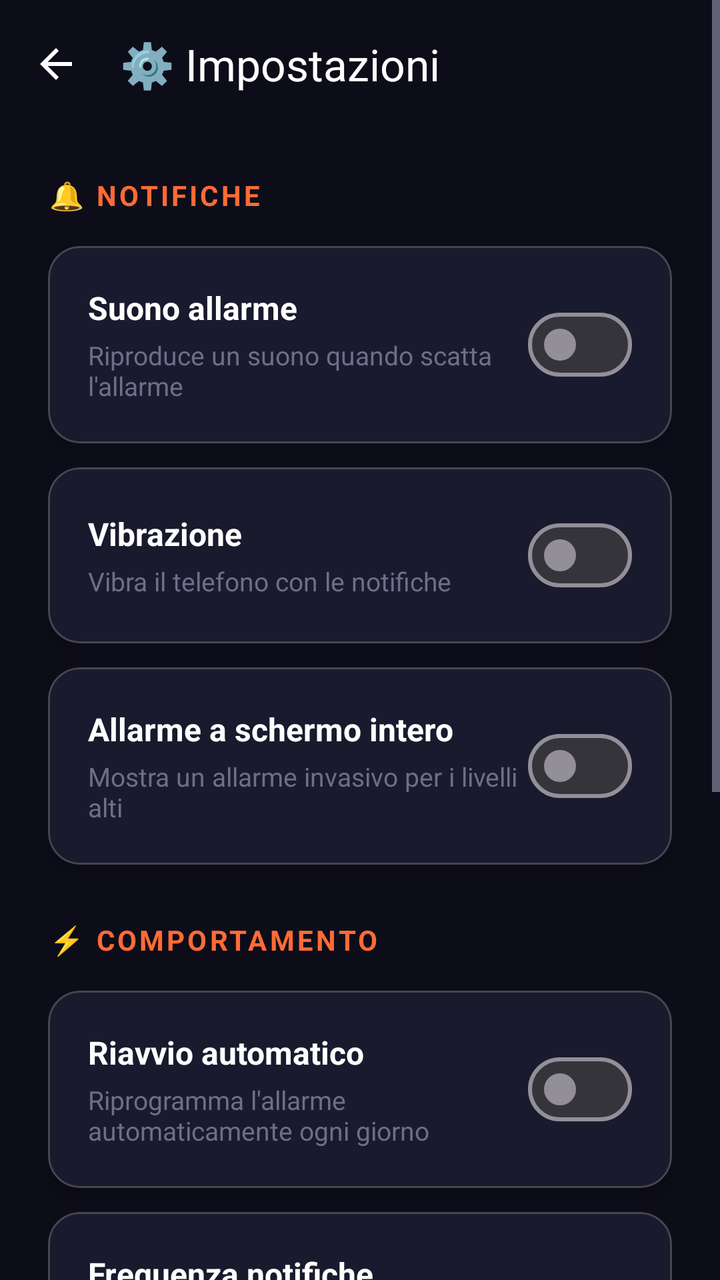
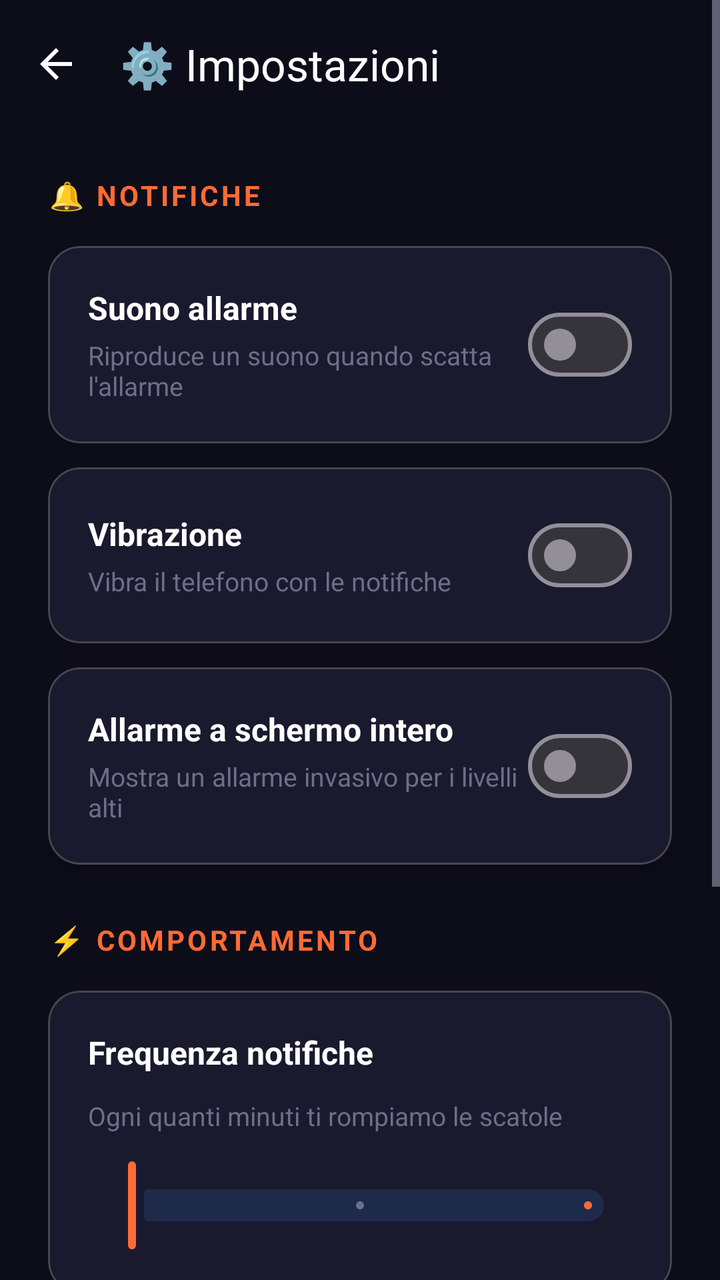

Before-and-after screenshots of an Android layout around one commit, followed by the original layout XML and the change that was made.
<!-- AndroidManifest.xml: activity theme Theme.Stacca -->
<!-- res/layout/activity_settings.xml -->
<?xml version="1.0" encoding="utf-8"?>
<ScrollView xmlns:android="http://schemas.android.com/apk/res/android"
    xmlns:app="http://schemas.android.com/apk/res-auto"
    android:layout_width="match_parent"
    android:layout_height="match_parent"
    android:background="@color/background_dark"
    android:fillViewport="true">

    <LinearLayout
        android:layout_width="match_parent"
        android:layout_height="wrap_content"
        android:orientation="vertical">

        
        <com.google.android.material.appbar.MaterialToolbar
            android:id="@+id/toolbar"
            android:layout_width="match_parent"
            android:layout_height="?attr/actionBarSize"
            android:background="@color/background_dark"
            app:navigationIcon="@drawable/ic_arrow_back"
            app:navigationIconTint="@color/text_primary"
            app:title="@string/settings"
            app:titleTextColor="@color/text_primary" />

        <LinearLayout
            android:layout_width="match_parent"
            android:layout_height="wrap_content"
            android:orientation="vertical"
            android:padding="24dp">


            
            <TextView
                android:layout_width="wrap_content"
                android:layout_height="wrap_content"
                android:text="@string/settings_section_notifications"
                android:textSize="14sp"
                android:textColor="@color/primary"
                android:textStyle="bold"
                android:textAllCaps="true"
                android:letterSpacing="0.1"
                android:layout_marginBottom="16dp" />

            
            <com.google.android.material.card.MaterialCardView
                android:layout_width="match_parent"
                android:layout_height="wrap_content"
                app:cardBackgroundColor="@color/background_card"
                app:cardCornerRadius="16dp"
                app:cardElevation="4dp"
                android:layout_marginBottom="12dp">

                <LinearLayout
                    android:layout_width="match_parent"
                    android:layout_height="wrap_content"
                    android:orientation="horizontal"
                    android:padding="20dp"
                    android:gravity="center_vertical">

                    <LinearLayout
                        android:layout_width="0dp"
                        android:layout_height="wrap_content"
                        android:layout_weight="1"
                        android:orientation="vertical">

                        <TextView
                            android:layout_width="wrap_content"
                            android:layout_height="wrap_content"
                            android:text="@string/settings_sound"
                            android:textSize="16sp"
                            android:textColor="@color/text_primary"
                            android:textStyle="bold" />

                        <TextView
                            android:layout_width="wrap_content"
                            android:layout_height="wrap_content"
                            android:text="@string/settings_sound_desc"
                            android:textSize="13sp"
                            android:textColor="@color/text_hint"
                            android:layout_marginTop="4dp" />
                    </LinearLayout>

                    <com.google.android.material.materialswitch.MaterialSwitch
                        android:id="@+id/switchSound"
                        android:layout_width="wrap_content"
                        android:layout_height="wrap_content" />
                </LinearLayout>
            </com.google.android.material.card.MaterialCardView>

            
            <com.google.android.material.card.MaterialCardView
                android:layout_width="match_parent"
                android:layout_height="wrap_content"
                app:cardBackgroundColor="@color/background_card"
                app:cardCornerRadius="16dp"
                app:cardElevation="4dp"
                android:layout_marginBottom="12dp">

                <LinearLayout
                    android:layout_width="match_parent"
                    android:layout_height="wrap_content"
                    android:orientation="horizontal"
                    android:padding="20dp"
                    android:gravity="center_vertical">

                    <LinearLayout
                        android:layout_width="0dp"
                        android:layout_height="wrap_content"
                        android:layout_weight="1"
                        android:orientation="vertical">

                        <TextView
                            android:layout_width="wrap_content"
                            android:layout_height="wrap_content"
                            android:text="@string/settings_vibration"
                            android:textSize="16sp"
                            android:textColor="@color/text_primary"
                            android:textStyle="bold" />

                        <TextView
                            android:layout_width="wrap_content"
                            android:layout_height="wrap_content"
                            android:text="@string/settings_vibration_desc"
                            android:textSize="13sp"
                            android:textColor="@color/text_hint"
                            android:layout_marginTop="4dp" />
                    </LinearLayout>

                    <com.google.android.material.materialswitch.MaterialSwitch
                        android:id="@+id/switchVibration"
                        android:layout_width="wrap_content"
                        android:layout_height="wrap_content" />
                </LinearLayout>
            </com.google.android.material.card.MaterialCardView>

            
            <com.google.android.material.card.MaterialCardView
                android:layout_width="match_parent"
                android:layout_height="wrap_content"
                app:cardBackgroundColor="@color/background_card"
                app:cardCornerRadius="16dp"
                app:cardElevation="4dp"
                android:layout_marginBottom="12dp">

                <LinearLayout
                    android:layout_width="match_parent"
                    android:layout_height="wrap_content"
                    android:orientation="horizontal"
                    android:padding="20dp"
                    android:gravity="center_vertical">

                    <LinearLayout
                        android:layout_width="0dp"
                        android:layout_height="wrap_content"
                        android:layout_weight="1"
                        android:orientation="vertical">

                        <TextView
                            android:layout_width="wrap_content"
                            android:layout_height="wrap_content"
                            android:text="@string/settings_fullscreen"
                            android:textSize="16sp"
                            android:textColor="@color/text_primary"
                            android:textStyle="bold" />

                        <TextView
                            android:layout_width="wrap_content"
                            android:layout_height="wrap_content"
                            android:text="@string/settings_fullscreen_desc"
                            android:textSize="13sp"
                            android:textColor="@color/text_hint"
                            android:layout_marginTop="4dp" />
                    </LinearLayout>

                    <com.google.android.material.materialswitch.MaterialSwitch
                        android:id="@+id/switchFullScreen"
                        android:layout_width="wrap_content"
                        android:layout_height="wrap_content" />
                </LinearLayout>
            </com.google.android.material.card.MaterialCardView>

            
            <TextView
                android:layout_width="wrap_content"
                android:layout_height="wrap_content"
                android:text="@string/settings_section_behavior"
                android:textSize="14sp"
                android:textColor="@color/primary"
                android:textStyle="bold"
                android:textAllCaps="true"
                android:letterSpacing="0.1"
                android:layout_marginTop="16dp"
                android:layout_marginBottom="16dp" />

            
            <com.google.android.material.card.MaterialCardView
                android:layout_width="match_parent"
                android:layout_height="wrap_content"
                app:cardBackgroundColor="@color/background_card"
                app:cardCornerRadius="16dp"
                app:cardElevation="4dp"
                android:layout_marginBottom="12dp">

                <LinearLayout
                    android:layout_width="match_parent"
                    android:layout_height="wrap_content"
                    android:orientation="horizontal"
                    android:padding="20dp"
                    android:gravity="center_vertical">

                    <LinearLayout
                        android:layout_width="0dp"
                        android:layout_height="wrap_content"
                        android:layout_weight="1"
                        android:orientation="vertical">

                        <TextView
                            android:layout_width="wrap_content"
                            android:layout_height="wrap_content"
                            android:text="@string/settings_auto_restart"
                            android:textSize="16sp"
                            android:textColor="@color/text_primary"
                            android:textStyle="bold" />

                        <TextView
                            android:layout_width="wrap_content"
                            android:layout_height="wrap_content"
                            android:text="@string/settings_auto_restart_desc"
                            android:textSize="13sp"
                            android:textColor="@color/text_hint"
                            android:layout_marginTop="4dp" />
                    </LinearLayout>

                    <com.google.android.material.materialswitch.MaterialSwitch
                        android:id="@+id/switchAutoRestart"
                        android:layout_width="wrap_content"
                        android:layout_height="wrap_content" />
                </LinearLayout>
            </com.google.android.material.card.MaterialCardView>

            
            <com.google.android.material.card.MaterialCardView
                android:layout_width="match_parent"
                android:layout_height="wrap_content"
                app:cardBackgroundColor="@color/background_card"
                app:cardCornerRadius="16dp"
                app:cardElevation="4dp"
                android:layout_marginBottom="12dp">

                <LinearLayout
                    android:layout_width="match_parent"
                    android:layout_height="wrap_content"
                    android:orientation="vertical"
                    android:padding="20dp">

                    <LinearLayout
                        android:layout_width="match_parent"
                        android:layout_height="wrap_content"
                        android:orientation="horizontal"
                        android:gravity="center_vertical"
                        android:layout_marginBottom="12dp">

                        <TextView
                            android:layout_width="0dp"
                            android:layout_height="wrap_content"
                            android:layout_weight="1"
                            android:text="@string/settings_escalation_speed"
                            android:textSize="16sp"
                            android:textColor="@color/text_primary"
                            android:textStyle="bold" />

                        <TextView
                            android:id="@+id/tvSpeedLabel"
                            android:layout_width="wrap_content"
                            android:layout_height="wrap_content"
                            android:textSize="14sp"
                            android:textColor="@color/tertiary"
                            android:textStyle="bold" />
                    </LinearLayout>

                    <TextView
                        android:layout_width="wrap_content"
                        android:layout_height="wrap_content"
                        android:text="@string/settings_escalation_speed_desc"
                        android:textSize="13sp"
                        android:textColor="@color/text_hint"
                        android:layout_marginBottom="12dp" />

                    <com.google.android.material.slider.Slider
                        android:id="@+id/sliderEscalation"
                        android:layout_width="match_parent"
                        android:layout_height="wrap_content"
                        android:valueFrom="0"
                        android:valueTo="2"
                        android:stepSize="1"
                        app:trackColorActive="@color/primary"
                        app:trackColorInactive="@color/surface_variant"
                        app:thumbColor="@color/primary"
                        app:tickColorActive="@color/primary_light"
                        app:tickColorInactive="@color/text_hint" />
                </LinearLayout>
            </com.google.android.material.card.MaterialCardView>




            
            <TextView
                android:layout_width="wrap_content"
                android:layout_height="wrap_content"
                android:text="@string/settings_section_account"
                android:textSize="14sp"
                android:textColor="@color/premium_gold"
                android:textStyle="bold"
                android:textAllCaps="true"
                android:letterSpacing="0.1"
                android:layout_marginTop="16dp"
                android:layout_marginBottom="16dp" />

            
            <com.google.android.material.card.MaterialCardView
                android:layout_width="match_parent"
                android:layout_height="wrap_content"
                app:cardBackgroundColor="@color/background_card"
                app:cardCornerRadius="16dp"
                app:cardElevation="4dp"
                android:layout_marginBottom="12dp">

                <LinearLayout
                    android:layout_width="match_parent"
                    android:layout_height="wrap_content"
                    android:orientation="vertical"
                    android:padding="20dp">

                    <TextView
                        android:id="@+id/tvAccountStatus"
                        android:layout_width="match_parent"
                        android:layout_height="wrap_content"
                        android:textSize="15sp"
                        android:textColor="@color/text_secondary"
                        android:layout_marginBottom="12dp" />

                    <com.google.android.material.button.MaterialButton
                        android:id="@+id/btnAccountAction"
                        android:layout_width="match_parent"
                        android:layout_height="wrap_content"
                        style="@style/Widget.Stacca.Button.Secondary"
                        android:strokeColor="@color/text_hint"
                        android:textColor="@color/text_secondary" />
                </LinearLayout>
            </com.google.android.material.card.MaterialCardView>

            
            <TextView
                android:layout_width="match_parent"
                android:layout_height="wrap_content"
                android:id="@+id/tvVersion"
                android:text="@string/settings_version"
                android:textSize="13sp"
                android:textColor="@color/text_hint"
                android:gravity="center"
                android:layout_marginTop="24dp"
                android:layout_marginBottom="16dp" />

        </LinearLayout>
    </LinearLayout>
</ScrollView>
<!-- resources referenced by this layout -->
<resources>
  <color name="background_card">#1A1A2E</color>
  <color name="background_dark">#0D0D1A</color>
  <color name="premium_gold">#FFD700</color>
  <color name="primary">#FF6B35</color>
  <color name="primary_light">#FF8A5C</color>
  <color name="surface_variant">#1E2A4A</color>
  <color name="tertiary">#00C9A7</color>
  <color name="text_hint">#6E6E8A</color>
  <color name="text_primary">#FFFFFF</color>
  <color name="text_secondary">#B0B0CC</color>
  <!-- drawable ic_arrow_back (drawable) -->
  <?xml version="1.0" encoding="utf-8"?>
  <vector xmlns:android="http://schemas.android.com/apk/res/android"
      android:width="24dp"
      android:height="24dp"
      android:viewportWidth="24"
      android:viewportHeight="24"
      android:tint="?attr/colorControlNormal">
      <path
          android:fillColor="@android:color/white"
          android:pathData="M20,11H7.83l5.59,-5.59L12,4l-8,8 8,8 1.41,-1.41L7.83,13H20v-2z" />
  </vector>
  <string name="settings">⚙️ Impostazioni</string>
  <string name="settings_auto_restart">Riavvio automatico</string>
  <string name="settings_auto_restart_desc">Riprogramma l\'allarme automaticamente ogni giorno</string>
  <string name="settings_escalation_speed">Frequenza notifiche</string>
  <string name="settings_escalation_speed_desc">Ogni quanti minuti ti rompiamo le scatole</string>
  <string name="settings_fullscreen">Allarme a schermo intero</string>
  <string name="settings_fullscreen_desc">Mostra un allarme invasivo per i livelli alti</string>
  <string name="settings_section_account">👤 Account</string>
  <string name="settings_section_behavior">⚡ Comportamento</string>
  <string name="settings_section_notifications">🔔 Notifiche</string>
  <string name="settings_sound">Suono allarme</string>
  <string name="settings_sound_desc">Riproduce un suono quando scatta l\'allarme</string>
  <string name="settings_version">Stacca! v%1$s — Fatto con ❤️ e cattiveria</string>
  <string name="settings_vibration">Vibrazione</string>
  <string name="settings_vibration_desc">Vibra il telefono con le notifiche</string>
  <style name="Widget.Stacca.Button.Secondary" parent="Widget.Material3.Button.OutlinedButton">
          <item name="android:textSize">16sp</item>
          <item name="cornerRadius">16dp</item>
          <item name="strokeColor">@color/primary</item>
          <item name="android:textColor">@color/primary</item>
      </style>
  <style name="Theme.Stacca" parent="Theme.Material3.Dark.NoActionBar">
          <item name="colorPrimary">@color/primary</item>
          <item name="colorPrimaryDark">@color/primary_dark</item>
          <item name="colorOnPrimary">@color/on_primary</item>
          <item name="colorSecondary">@color/secondary</item>
          <item name="colorOnSecondary">@color/on_secondary</item>
          <item name="colorTertiary">@color/tertiary</item>
          <item name="colorOnTertiary">@color/on_tertiary</item>
          <item name="android:colorBackground">@color/background_dark</item>
          <item name="colorSurface">@color/surface</item>
          <item name="colorSurfaceVariant">@color/surface_variant</item>
          <item name="android:textColorPrimary">@color/text_primary</item>
          <item name="android:textColorSecondary">@color/text_secondary</item>
          <item name="android:textColorHint">@color/text_hint</item>
          <item name="android:statusBarColor">@color/background_dark</item>
          <item name="android:navigationBarColor">@color/background_dark</item>
          <item name="android:windowBackground">@color/background_dark</item>
      </style>
  <color name="primary_dark">#E55A2B</color>
  <color name="on_primary">#FFFFFF</color>
  <color name="secondary">#7B2FF7</color>
  <color name="on_secondary">#FFFFFF</color>
  <color name="on_tertiary">#FFFFFF</color>
  <color name="surface">#16213E</color>
</resources>

<!-- the commit's change to res/layout/activity_settings.xml (unified diff, before → after) -->
@@ -204,52 +204,6 @@
                 <LinearLayout
                     android:layout_width="match_parent"
                     android:layout_height="wrap_content"
-                    android:orientation="horizontal"
-                    android:padding="20dp"
-                    android:gravity="center_vertical">
-
-                    <LinearLayout
-                        android:layout_width="0dp"
-                        android:layout_height="wrap_content"
-                        android:layout_weight="1"
-                        android:orientation="vertical">
-
-                        <TextView
-                            android:layout_width="wrap_content"
-                            android:layout_height="wrap_content"
-                            android:text="@string/settings_auto_restart"
-                            android:textSize="16sp"
-                            android:textColor="@color/text_primary"
-                            android:textStyle="bold" />
-
-                        <TextView
-                            android:layout_width="wrap_content"
-                            android:layout_height="wrap_content"
-                            android:text="@string/settings_auto_restart_desc"
-                            android:textSize="13sp"
-                            android:textColor="@color/text_hint"
-                            android:layout_marginTop="4dp" />
-                    </LinearLayout>
-
-                    <com.google.android.material.materialswitch.MaterialSwitch
-                        android:id="@+id/switchAutoRestart"
-                        android:layout_width="wrap_content"
-                        android:layout_height="wrap_content" />
-                </LinearLayout>
-            </com.google.android.material.card.MaterialCardView>
-
-            
-            <com.google.android.material.card.MaterialCardView
-                android:layout_width="match_parent"
-                android:layout_height="wrap_content"
-                app:cardBackgroundColor="@color/background_card"
-                app:cardCornerRadius="16dp"
-                app:cardElevation="4dp"
-                android:layout_marginBottom="12dp">
-
-                <LinearLayout
-                    android:layout_width="match_parent"
-                    android:layout_height="wrap_content"
                     android:orientation="vertical"
                     android:padding="20dp">
 
<!-- resource entries referenced after the edit -->
@@ -23,8 +23,6 @@
           android:pathData="M20,11H7.83l5.59,-5.59L12,4l-8,8 8,8 1.41,-1.41L7.83,13H20v-2z" />
   </vector>
   <string name="settings">⚙️ Impostazioni</string>
-  <string name="settings_auto_restart">Riavvio automatico</string>
-  <string name="settings_auto_restart_desc">Riprogramma l\'allarme automaticamente ogni giorno</string>
   <string name="settings_escalation_speed">Frequenza notifiche</string>
   <string name="settings_escalation_speed_desc">Ogni quanti minuti ti rompiamo le scatole</string>
   <string name="settings_fullscreen">Allarme a schermo intero</string>
